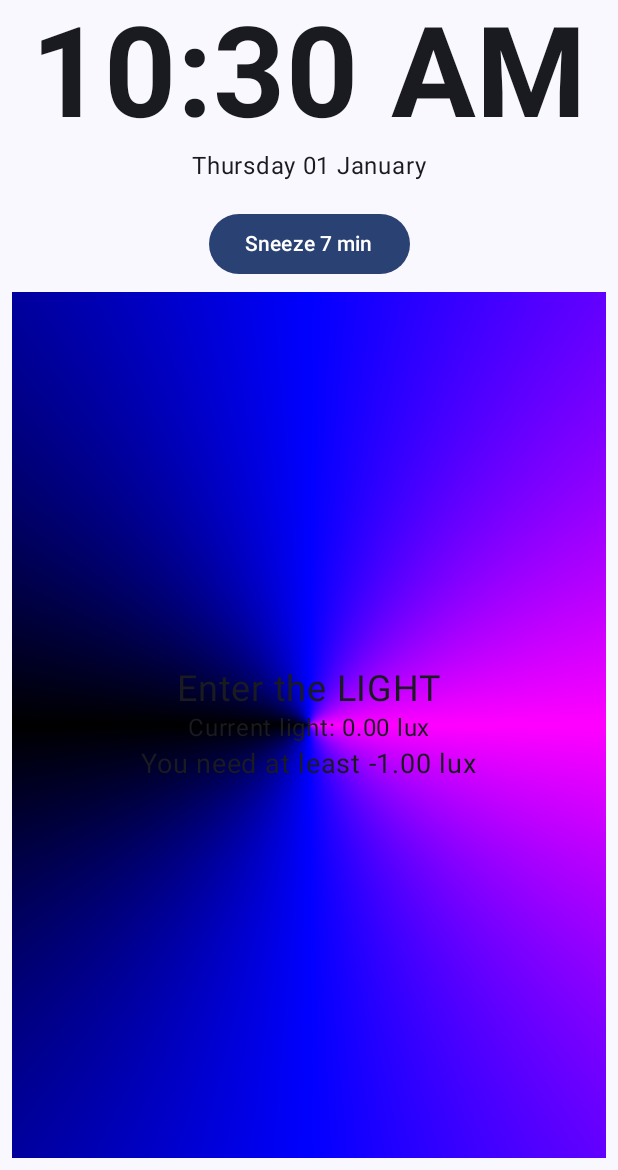
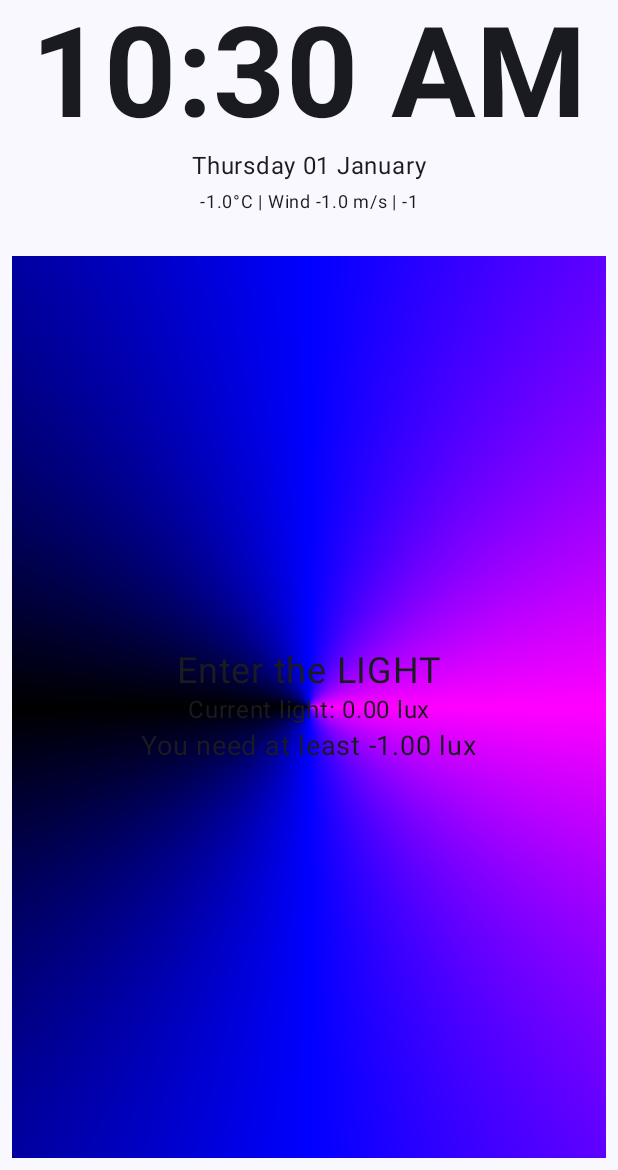
Before and after one commit to a-m-muru/alarm, an Android app built with Jetpack Compose: the AlarmActivity screen opened directly, with no data from a screen before it, on a phone screen of 412 x 824 dp, the part 66-1236 px from its top. Run offline under Robolectric (Android 15) with nearby library versions, the phone set to English and light mode, and no system bars; network calls fail; 3 statements that could not run were skipped.

Commit message:
Add weather showcase to alarm sreen

```diff
--- a/app/src/main/java/ee/ut/cs/alarm/AlarmActivity.kt
+++ b/app/src/main/java/ee/ut/cs/alarm/AlarmActivity.kt
@@ -3,7 +3,6 @@ package ee.ut.cs.alarm
 import android.annotation.SuppressLint
 import android.app.ActivityManager
 import android.content.Context
-import android.media.PlaybackParams
 import android.os.Bundle
 import android.util.Log
 import androidx.activity.ComponentActivity
@@ -16,10 +15,15 @@ import androidx.compose.foundation.layout.Spacer
 import androidx.compose.foundation.layout.fillMaxSize
 import androidx.compose.foundation.layout.height
 import androidx.compose.foundation.layout.padding
-import androidx.compose.material3.Button
 import androidx.compose.material3.Scaffold
 import androidx.compose.material3.Text
 import androidx.compose.runtime.Composable
+import androidx.compose.runtime.LaunchedEffect
+import androidx.compose.runtime.getValue
+import androidx.compose.runtime.mutableStateOf
+import androidx.compose.runtime.remember
+import androidx.compose.runtime.rememberCoroutineScope
+import androidx.compose.runtime.setValue
 import androidx.compose.ui.Alignment
 import androidx.compose.ui.Modifier
 import androidx.compose.ui.graphics.Brush
@@ -28,14 +32,15 @@ import androidx.compose.ui.text.font.FontWeight
 import androidx.compose.ui.unit.dp
 import androidx.compose.ui.unit.sp
 import ee.ut.cs.alarm.data.Alarm
-import ee.ut.cs.alarm.gaming.AudioPlayer
+import ee.ut.cs.alarm.data.Weather
 import ee.ut.cs.alarm.gaming.GoIntoTheLight
-import ee.ut.cs.alarm.gaming.JumpingJacks
 import ee.ut.cs.alarm.ui.theme.AlarmTheme
+import kotlinx.coroutines.Dispatchers
+import kotlinx.coroutines.launch
+import kotlinx.coroutines.withContext
 import java.text.DateFormat
 import java.text.SimpleDateFormat
 import java.util.Calendar
-import kotlin.random.Random
 
 
 class AlarmActivity : ComponentActivity() {
@@ -82,6 +87,17 @@ class AlarmActivity : ComponentActivity() {
         val timeString = timeFmt.format(cal.time).toString()
         val dateString = dateFmt.format(cal.get(Calendar.DAY_OF_WEEK_IN_MONTH))
 
+        val coroutineScope = rememberCoroutineScope()
+        var weather by remember { mutableStateOf(Weather(-1f, "-1", -1f)) }
+
+        LaunchedEffect(Unit) {
+            coroutineScope.launch {
+                weather = withContext(Dispatchers.IO) {
+                    Weather.fromRequest()
+                }
+            }
+        }
+
         Column(
             modifier = modifier.fillMaxSize(),
             verticalArrangement = Arrangement.Top,
@@ -91,16 +107,8 @@ class AlarmActivity : ComponentActivity() {
             Text("You have the alarm!", fontSize = 24.sp)
             Text(timeString, fontSize = 84.sp, fontWeight = FontWeight.Bold)
             Text(dateString, fontSize = 16.sp)
+            Text(weather.getString(), fontSize = 12.sp)
             Spacer(modifier = Modifier.height(16.dp))
-            Button(
-                onClick = {
-                    AudioPlayer.playSound(
-                        ctx,
-                        R.raw.bump,
-                        PlaybackParams().setPitch(Random.nextFloat() + 1.0f)
-                    )
-                }
-            ) { Text("Sneeze 7 min") }
             Column(
                 modifier = Modifier
                     .padding(8.dp)
--- a/app/src/main/java/ee/ut/cs/alarm/data/Weather.kt
+++ b/app/src/main/java/ee/ut/cs/alarm/data/Weather.kt
@@ -2,12 +2,7 @@ package ee.ut.cs.alarm.data
 
 import android.util.Log
 import org.xmlpull.v1.XmlPullParserFactory
-import java.io.BufferedInputStream
-import java.io.BufferedReader
-import java.io.ByteArrayOutputStream
-import java.io.InputStreamReader
 import java.io.StringReader
-import java.net.HttpURLConnection
 import java.net.URL
 import org.xmlpull.v1.XmlPullParser as xpp
 
@@ -112,4 +107,8 @@ data class Weather(val temperature: Float, val phenomenon: String, val windspeed
 
         }
     }
+
+    fun getString(): String {
+        return "$temperature°C | Wind $windspeed m/s | $phenomenon"
+    }
 }
```
Also changed, not shown: app/src/main/java/ee/ut/cs/alarm/MainActivity.kt (+0 -18 lines).
